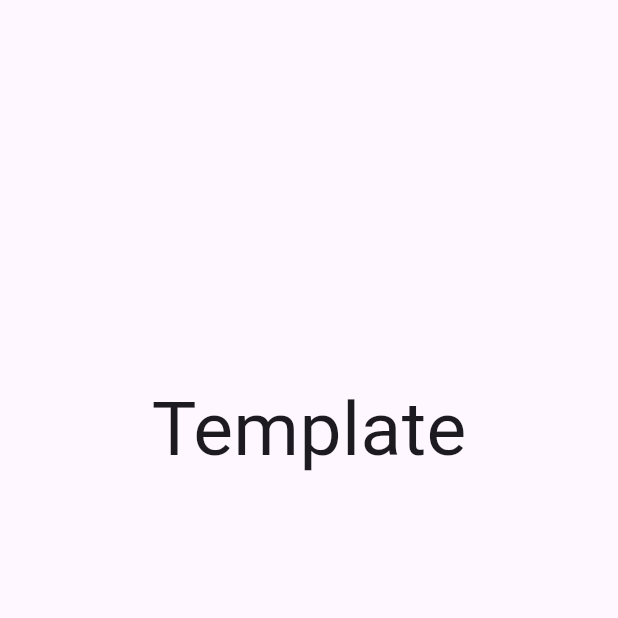
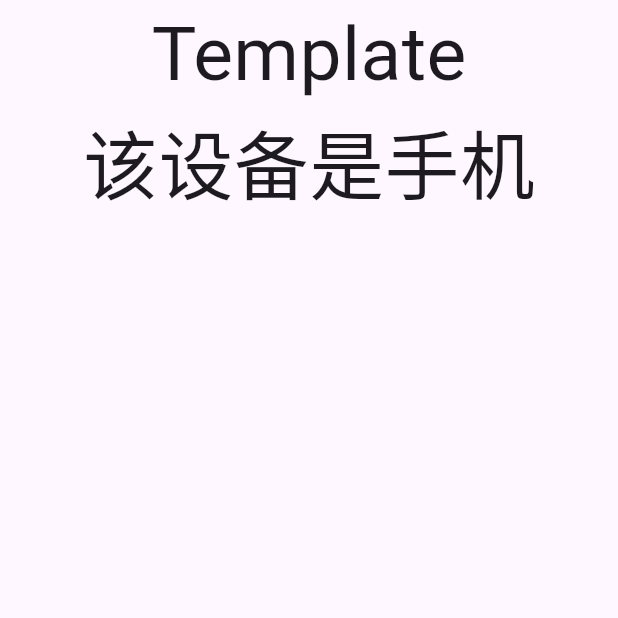
Before and after one commit to shenyan233/flutter_template, a Flutter app: the screen it shows after launch, on a phone screen of 412 x 824 dp, the top half of it. Run offline on Flutter 3.47's test engine with Material 2 defaults, Android fonts, the phone set to English and light mode, and no system bars; our stand-ins replace fluttertoast, shared_preferences, sqflite; missing offline and left inert: flutter_xupdate; accounts and stored records are empty.

Commit message:
响应式屏幕适配；根据平台调整是否使用依赖

```diff
--- a/lib/page/init_page.dart
+++ b/lib/page/init_page.dart
@@ -1,7 +1,9 @@
 import 'package:flutter/material.dart';
+import 'package:flutter_template/page/responsive.dart';
 import '../generated/l10n.dart';
 import '../model/database.dart';
 import '../model/sputils.dart';
+import 'dart:io';
 
 class InitPage extends StatefulWidget {
   const InitPage({Key? key}) : super(key: key);
@@ -18,7 +20,9 @@ class _InitPageState extends State<InitPage> {
       // SharedPreferences的初始化
       await SPUtils.init();
       // 初始化数据库
-      await DatabaseOperate.init();
+      if (Platform.isAndroid || Platform.isIOS || Platform.isMacOS) {
+        await DatabaseOperate.init();
+      }
       // 初始化服务器
       // 初始化更新
       // await initUpdate();
@@ -45,23 +49,25 @@ class _InitPageState extends State<InitPage> {
       body: Center(
         child: Column(
           children: [
-            Padding(
-              padding: const EdgeInsets.only(top: 250),
-              child: Text(
-                S.of(context).appName,
-                style: const TextStyle(fontSize: 50),
+            Text(
+              S.of(context).appName,
+              style: const TextStyle(fontSize: 50),
+            ),
+            if (Responsive.isMobile(context))
+              const Text(
+                '该设备是手机',
+                style: TextStyle(fontSize: 50),
               ),
-            ),
-            const Padding(
-              padding: EdgeInsets.only(top: 150),
-              child: SizedBox(
-                height: 150,
-                width: 150,
-                child: ClipOval(
-                    //child: Image.asset('assets/imgs/XX.png'),
-                    ),
+            if (Responsive.isTablet(context))
+              const Text(
+                '该设备是平板',
+                style: TextStyle(fontSize: 50),
+              )
+            else if (Responsive.isDesktop(context))
+              const Text(
+                '该设备是电脑',
+                style: TextStyle(fontSize: 50),
               ),
-            ),
           ],
         ),
       ),
--- /dev/null
+++ b/lib/page/responsive.dart
@@ -0,0 +1,25 @@
+import 'package:flutter/material.dart';
+
+// 响应式适配不同设备
+class Responsive {
+  final Widget mobile;
+  final Widget tablet;
+  final Widget desktop;
+
+  const Responsive({
+    Key? key,
+    required this.mobile,
+    required this.tablet,
+    required this.desktop,
+  });
+
+  static bool isMobile(BuildContext context) =>
+      MediaQuery.of(context).size.width < 650;
+
+  static bool isTablet(BuildContext context) =>
+      MediaQuery.of(context).size.width < 900 &&
+          MediaQuery.of(context).size.width >= 650;
+
+  static bool isDesktop(BuildContext context) =>
+      MediaQuery.of(context).size.width >= 900;
+}
```
